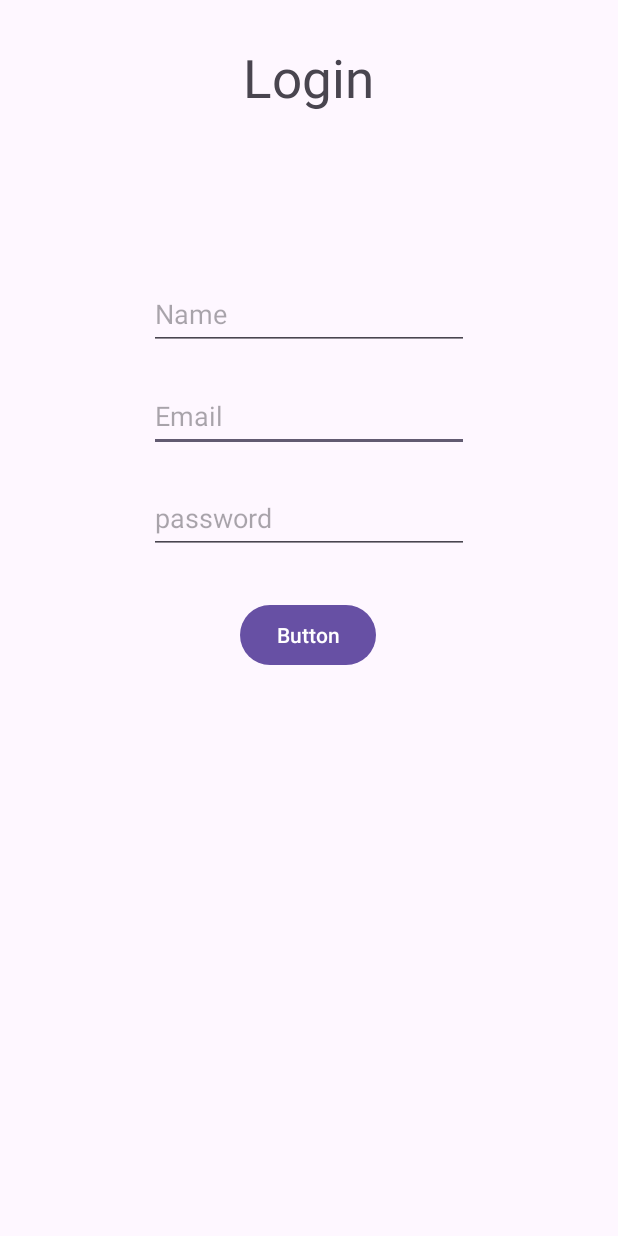
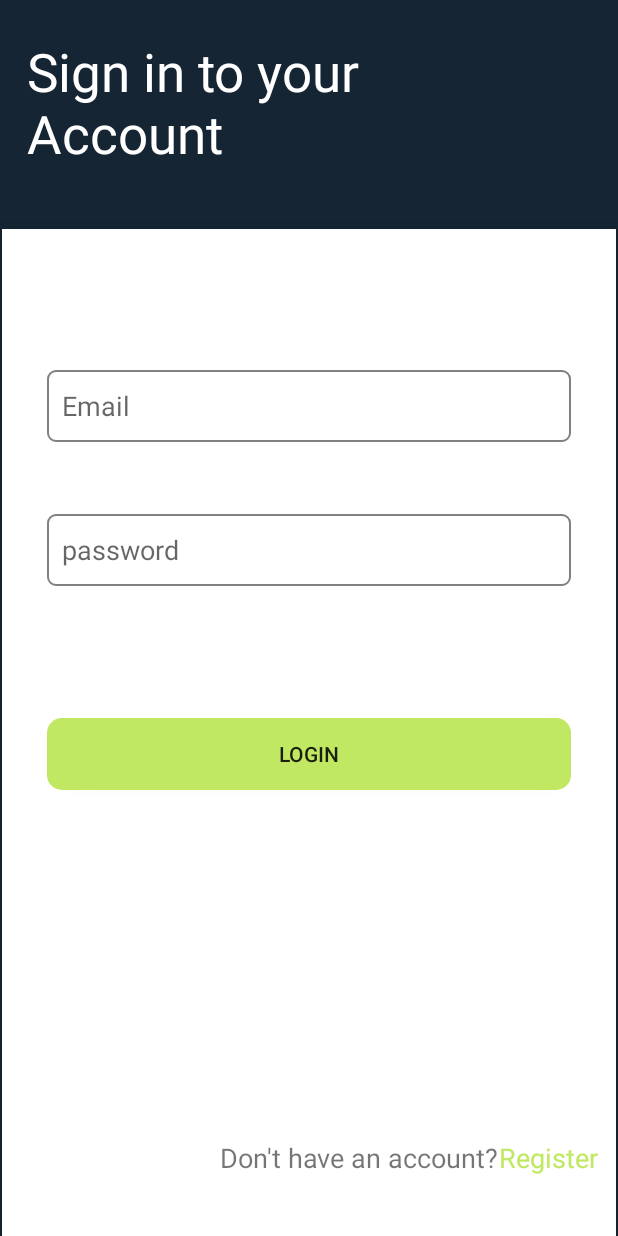
Before and after one commit to vinitfreakk/attendance_monitoring, an Android app: the layout activity_login.xml on its own in the app's theme, with its tools: preview values and no code run, on a phone screen of 412 x 824 dp. Run offline under Robolectric (Android 15) with nearby library versions, the phone set to English and light mode, and no system bars.

Commit message:
done with ui of login screen

```diff
--- a/app/src/main/AndroidManifest.xml
+++ b/app/src/main/AndroidManifest.xml
@@ -20,9 +20,6 @@
             android:exported="false" />
         <activity
             android:name=".LoginActivity"
-            android:exported="false" />
-        <activity
-            android:name=".MainActivity"
             android:exported="true">
             <intent-filter>
                 <action android:name="android.intent.action.MAIN" />
@@ -30,6 +27,11 @@
                 <category android:name="android.intent.category.LAUNCHER" />
             </intent-filter>
         </activity>
+
+
+        <activity
+            android:name=".MainActivity"
+            android:exported="false"/>
     </application>
 
 </manifest>
--- /dev/null
+++ b/app/src/main/res/drawable/border.xml
@@ -0,0 +1,6 @@
+<?xml version="1.0" encoding="utf-8"?>
+<shape xmlns:android="http://schemas.android.com/apk/res/android">
+<corners android:topRightRadius="5dp" android:topLeftRadius="5dp" android:bottomRightRadius="5dp" android:bottomLeftRadius="5dp" />
+    <solid android:color="@color/white"/>
+    <stroke android:color="@color/border" android:width="1dp"/>
+</shape>
--- /dev/null
+++ b/app/src/main/res/drawable/btnback.xml
@@ -0,0 +1,5 @@
+<?xml version="1.0" encoding="utf-8"?>
+<shape xmlns:android="http://schemas.android.com/apk/res/android">
+<solid android:color="@color/btnback"/>
+    <corners android:topRightRadius="10dp" android:topLeftRadius="10dp" android:bottomRightRadius="10dp" android:bottomLeftRadius="10dp" />
+</shape>
--- a/app/src/main/res/layout/activity_login.xml
+++ b/app/src/main/res/layout/activity_login.xml
@@ -4,80 +4,115 @@
     xmlns:tools="http://schemas.android.com/tools"
     android:layout_width="match_parent"
     android:layout_height="match_parent"
+    android:background="@color/logreg"
     tools:context=".LoginActivity">
 
     <androidx.constraintlayout.widget.ConstraintLayout
+        android:background="@color/white"
         android:id="@+id/constraintLayout"
         android:layout_width="0dp"
         android:layout_height="0dp"
         android:layout_marginStart="1dp"
-        android:layout_marginTop="10dp"
+        android:layout_marginTop="40dp"
         android:layout_marginEnd="1dp"
+        android:padding="10dp"
+        android:elevation="10dp"
         app:layout_constraintBottom_toBottomOf="parent"
         app:layout_constraintEnd_toEndOf="parent"
         app:layout_constraintStart_toStartOf="parent"
         app:layout_constraintTop_toBottomOf="@+id/textView">
 
+
         <EditText
             android:id="@+id/editTextTextEmailAddress"
-            android:layout_width="wrap_content"
+            android:layout_width="match_parent"
             android:layout_height="wrap_content"
+            android:layout_marginTop="48dp"
+            android:layout_marginStart="20dp"
+            android:layout_marginEnd="20dp"
             android:ems="10"
-            android:layout_marginTop="20dp"
-            android:hint="Email"
-            android:inputType="textEmailAddress"
+            android:hint="password"
+            android:background="@drawable/border"
+            android:padding="10dp"
+            android:inputType="textPassword"
             android:minHeight="48dp"
             app:layout_constraintEnd_toEndOf="@+id/editTextText"
+            app:layout_constraintHorizontal_bias="0.0"
             app:layout_constraintStart_toStartOf="@+id/editTextText"
             app:layout_constraintTop_toBottomOf="@+id/editTextText" />
 
         <EditText
-            android:id="@+id/editTextTextPassword"
-            android:layout_width="wrap_content"
+            android:id="@+id/editTextText"
+            android:layout_width="match_parent"
             android:layout_height="wrap_content"
+            android:layout_marginTop="84dp"
+            android:layout_marginStart="20dp"
+            android:layout_marginEnd="20dp"
             android:ems="10"
-            android:layout_marginTop="20dp"
-            android:hint="password"
-            android:inputType="textPassword"
-            android:minHeight="48dp"
-            app:layout_constraintEnd_toEndOf="@+id/editTextTextEmailAddress"
-            app:layout_constraintStart_toStartOf="@+id/editTextTextEmailAddress"
-            app:layout_constraintTop_toBottomOf="@+id/editTextTextEmailAddress" />
-
-        <EditText
-            android:id="@+id/editTextText"
-            android:layout_width="wrap_content"
-            android:layout_height="wrap_content"
-            android:ems="10"
-            android:layout_marginTop="100dp"
-            android:hint="Name"
+            android:hint="Email"
+            android:background="@drawable/border"
+            android:padding="10dp"
             android:inputType="text"
             android:minHeight="48dp"
             app:layout_constraintEnd_toEndOf="parent"
+            app:layout_constraintHorizontal_bias="0.502"
             app:layout_constraintStart_toStartOf="parent"
             app:layout_constraintTop_toTopOf="parent" />
 
         <Button
             android:id="@+id/button"
+            android:layout_width="match_parent"
+            android:layout_height="wrap_content"
+            android:layout_marginTop="88dp"
+            android:text="Login"
+            android:layout_marginStart="20dp"
+            android:layout_marginEnd="20dp"
+            android:background="@drawable/btnback"
+            app:layout_constraintEnd_toEndOf="@+id/editTextTextEmailAddress"
+            app:layout_constraintHorizontal_bias="0.469"
+            app:layout_constraintStart_toStartOf="@+id/editTextTextEmailAddress"
+            app:layout_constraintTop_toBottomOf="@+id/editTextTextEmailAddress" />
+
+        <TextView
+            android:id="@+id/rtv"
             android:layout_width="wrap_content"
             android:layout_height="wrap_content"
-           android:layout_marginTop="30dp"
-            android:text="Button"
-            app:layout_constraintEnd_toEndOf="@+id/editTextTextPassword"
-            app:layout_constraintHorizontal_bias="0.495"
-            app:layout_constraintStart_toStartOf="@+id/editTextTextPassword"
-            app:layout_constraintTop_toBottomOf="@+id/editTextTextPassword" />
+            android:layout_marginStart="135dp"
+            android:text="Don't have an account?"
+            android:textSize="18sp"
+            android:layout_marginBottom="30dp"
+            app:layout_constraintBottom_toBottomOf="parent"
+            app:layout_constraintEnd_toStartOf="@+id/textView2"
+            app:layout_constraintStart_toStartOf="parent"
+            app:layout_constraintTop_toBottomOf="@+id/button"
+            app:layout_constraintVertical_bias="1.0" />
+
+        <TextView
+            android:id="@+id/textView2"
+            android:layout_width="wrap_content"
+            android:layout_height="wrap_content"
+            android:text="Register"
+            android:textColor="@color/btnback"
+            android:layout_marginBottom="30dp"
+            android:textSize="18sp"
+            android:layout_marginEnd="2dp"
+            app:layout_constraintBottom_toBottomOf="parent"
+            app:layout_constraintEnd_toEndOf="parent" />
     </androidx.constraintlayout.widget.ConstraintLayout>
 
     <TextView
         android:id="@+id/textView"
-        android:layout_width="wrap_content"
+        android:layout_width="250dp"
         android:layout_height="wrap_content"
-        android:layout_marginTop="28dp"
-        android:text="Login"
+        android:layout_marginTop="24dp"
+        android:text="Sign in to your Account"
+        android:lines="2"
+        android:textColor="@color/white"
         android:textSize="35sp"
         app:layout_constraintEnd_toEndOf="parent"
-        app:layout_constraintHorizontal_bias="0.498"
+        app:layout_constraintHorizontal_bias="0.11"
         app:layout_constraintStart_toStartOf="parent"
         app:layout_constraintTop_toTopOf="parent" />
+
+
 </androidx.constraintlayout.widget.ConstraintLayout>
--- a/app/src/main/res/values/colors.xml
+++ b/app/src/main/res/values/colors.xml
@@ -2,4 +2,8 @@
 <resources>
     <color name="black">#FF000000</color>
     <color name="white">#FFFFFFFF</color>
+    <color name="logreg">#152534</color>
+    <color name="border">#808080</color>
+    <color name="btnback">#c0e862</color>
+
 </resources>
--- a/app/src/main/res/values/themes.xml
+++ b/app/src/main/res/values/themes.xml
@@ -1,6 +1,6 @@
 <resources xmlns:tools="http://schemas.android.com/tools">
     <!-- Base application theme. -->
-    <style name="Base.Theme.AttendanceMontering" parent="Theme.Material3.DayNight.NoActionBar">
+    <style name="Base.Theme.AttendanceMontering" parent="Theme.AppCompat.DayNight.NoActionBar">
         <!-- Customize your light theme here. -->
         <!-- <item name="colorPrimary">@color/my_light_primary</item> -->
     </style>
```
